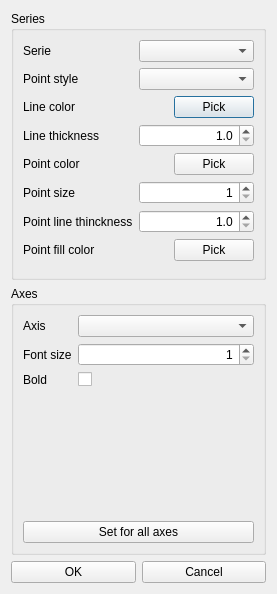
Old version of the form src/gui/adjustplotvisualsdialog.ui in the repository echmet/CEval.
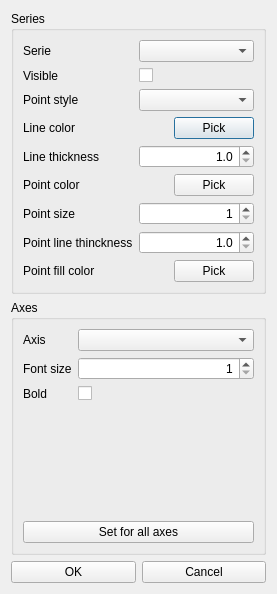
New version of the form.

The edit to the form file:
```diff
--- a/src/gui/adjustplotvisualsdialog.ui
+++ b/src/gui/adjustplotvisualsdialog.ui
@@ -39,14 +39,14 @@
           </property>
          </widget>
         </item>
-        <item row="2" column="0">
+        <item row="3" column="0">
          <widget class="QLabel" name="ql_lineColor">
           <property name="text">
            <string>Line color</string>
           </property>
          </widget>
         </item>
-        <item row="2" column="1">
+        <item row="3" column="1">
          <layout class="QHBoxLayout" name="horizontalLayout">
           <item>
            <widget class="QLabel" name="ql_lineColorClr">
@@ -73,14 +73,14 @@
           </item>
          </layout>
         </item>
-        <item row="3" column="0">
+        <item row="4" column="0">
          <widget class="QLabel" name="ql_lineThickness">
           <property name="text">
            <string>Line thickness</string>
           </property>
          </widget>
         </item>
-        <item row="3" column="1">
+        <item row="4" column="1">
          <widget class="QDoubleSpinBox" name="qspbox_lineThickness">
           <property name="sizePolicy">
            <sizepolicy hsizetype="MinimumExpanding" vsizetype="Fixed">
@@ -99,21 +99,21 @@
           </property>
          </widget>
         </item>
-        <item row="4" column="0">
+        <item row="5" column="0">
          <widget class="QLabel" name="ql_pointColor">
           <property name="text">
            <string>Point color</string>
           </property>
          </widget>
         </item>
-        <item row="5" column="0">
+        <item row="6" column="0">
          <widget class="QLabel" name="ql_pointSize">
           <property name="text">
            <string>Point size</string>
           </property>
          </widget>
         </item>
-        <item row="4" column="1">
+        <item row="5" column="1">
          <layout class="QHBoxLayout" name="horizontalLayout_3">
           <item>
            <widget class="QLabel" name="ql_pointColorClr">
@@ -140,7 +140,7 @@
           </item>
          </layout>
         </item>
-        <item row="5" column="1">
+        <item row="6" column="1">
          <widget class="QSpinBox" name="qspbox_pointSize">
           <property name="sizePolicy">
            <sizepolicy hsizetype="MinimumExpanding" vsizetype="Fixed">
@@ -156,14 +156,14 @@
           </property>
          </widget>
         </item>
-        <item row="1" column="0">
+        <item row="2" column="0">
          <widget class="QLabel" name="ql_pointStyle">
           <property name="text">
            <string>Point style</string>
           </property>
          </widget>
         </item>
-        <item row="1" column="1">
+        <item row="2" column="1">
          <widget class="QComboBox" name="qcbox_pointStyles">
           <property name="sizePolicy">
            <sizepolicy hsizetype="MinimumExpanding" vsizetype="Fixed">
@@ -173,40 +173,40 @@
           </property>
          </widget>
         </item>
-        <item row="6" column="0">
+        <item row="7" column="0">
          <widget class="QLabel" name="ql_pointLineThickness">
           <property name="text">
            <string>Point line thinckness</string>
           </property>
          </widget>
         </item>
-        <item row="7" column="0">
+        <item row="8" column="0">
          <widget class="QLabel" name="ql_pointFillColor">
           <property name="text">
            <string>Point fill color</string>
           </property>
          </widget>
         </item>
-        <item row="6" column="1">
-         <widget class="QDoubleSpinBox" name="qspbox_pointLineThickness">
-          <property name="sizePolicy">
-           <sizepolicy hsizetype="MinimumExpanding" vsizetype="Fixed">
-            <horstretch>0</horstretch>
-            <verstretch>0</verstretch>
-           </sizepolicy>
-          </property>
-          <property name="alignment">
-           <set>Qt::AlignRight|Qt::AlignTrailing|Qt::AlignVCenter</set>
-          </property>
-          <property name="decimals">
-           <number>1</number>
-          </property>
-          <property name="minimum">
-           <double>1.000000000000000</double>
-          </property>
-         </widget>
-        </item>
         <item row="7" column="1">
+         <widget class="QDoubleSpinBox" name="qspbox_pointLineThickness">
+          <property name="sizePolicy">
+           <sizepolicy hsizetype="MinimumExpanding" vsizetype="Fixed">
+            <horstretch>0</horstretch>
+            <verstretch>0</verstretch>
+           </sizepolicy>
+          </property>
+          <property name="alignment">
+           <set>Qt::AlignRight|Qt::AlignTrailing|Qt::AlignVCenter</set>
+          </property>
+          <property name="decimals">
+           <number>1</number>
+          </property>
+          <property name="minimum">
+           <double>1.000000000000000</double>
+          </property>
+         </widget>
+        </item>
+        <item row="8" column="1">
          <layout class="QHBoxLayout" name="horizontalLayout_4">
           <item>
            <widget class="QLabel" name="ql_pointFillColorClr">
@@ -230,6 +230,20 @@
           </item>
          </layout>
         </item>
+        <item row="1" column="0">
+         <widget class="QLabel" name="ql_visible">
+          <property name="text">
+           <string>Visible</string>
+          </property>
+         </widget>
+        </item>
+        <item row="1" column="1">
+         <widget class="QCheckBox" name="qcb_visible">
+          <property name="text">
+           <string/>
+          </property>
+         </widget>
+        </item>
        </layout>
       </item>
      </layout>
```
